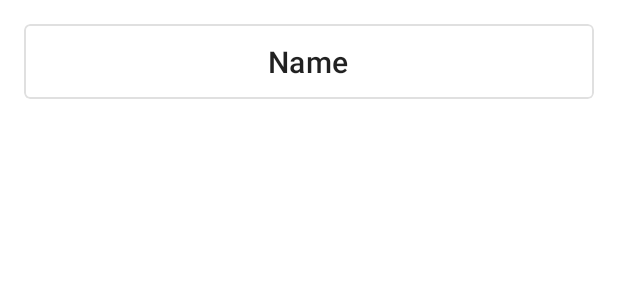
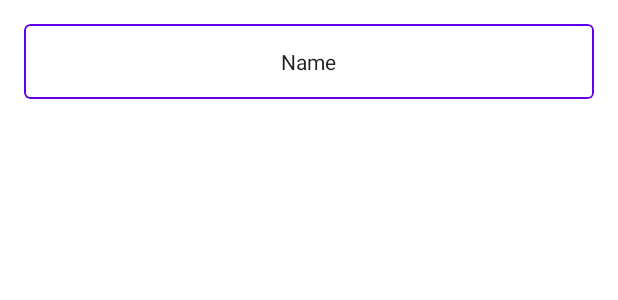
Before and after one commit to Banouie/G30Lab2MobileDev, an Android app: the layout skill_layout.xml on its own in the app's theme, with its tools: preview values and no code run, on a phone screen of 412 x 824 dp. Shown: the top 300 px of the screen. Run offline under Robolectric (Android 15) with nearby library versions, the light colour scheme and no system bars.

Commit message:
Added stroke color to skills list

```diff
--- a/app/src/main/res/layout/skill_layout.xml
+++ b/app/src/main/res/layout/skill_layout.xml
@@ -15,7 +15,7 @@
         app:layout_constraintEnd_toEndOf="parent"
         app:layout_constraintStart_toStartOf="parent"
         app:layout_constraintTop_toTopOf="parent"
-        app:strokeColor="@color/stroke_color"
+        app:strokeColor="@color/design_default_color_primary"
         app:strokeWidth="1dp">
 
         <LinearLayout
@@ -29,7 +29,7 @@
                 android:layout_width="wrap_content"
                 android:layout_height="wrap_content"
                 android:text="Name"
-                android:textAppearance="?attr/textAppearanceHeadline6" />
+                android:textAppearance="@style/TextAppearance.AppCompat.Body1" />
 
         </LinearLayout>
 
```
